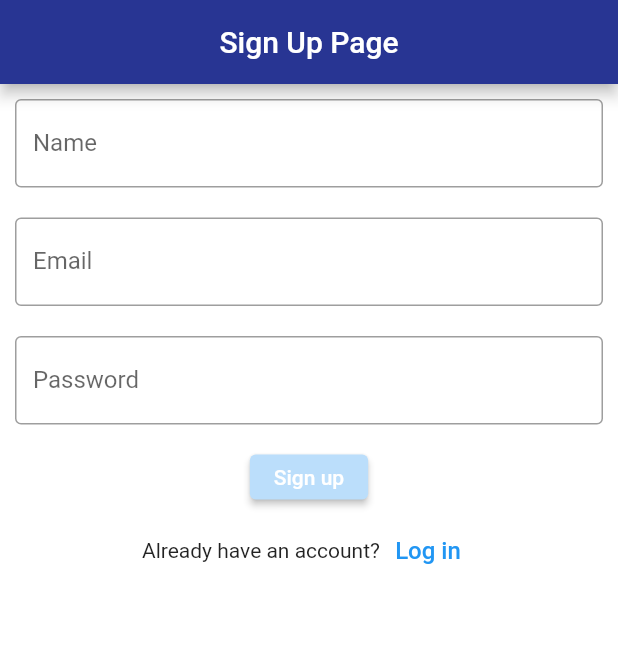
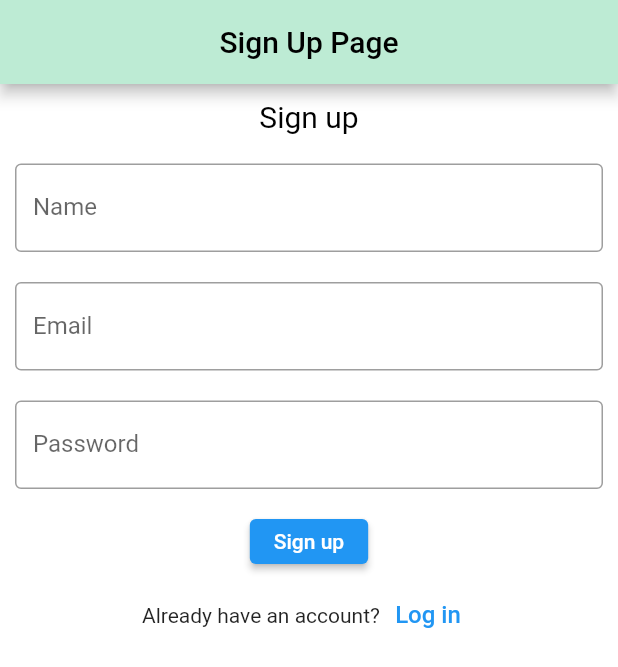
Before and after one commit to HelenMathw/exceptioncaught, a Flutter app: the SignUp screen opened directly, on a phone screen of 412 x 824 dp. Shown: the top 667 px of the screen. Run offline on Flutter 3.47's test engine with Material 2 defaults, Android fonts, the phone set to English and light mode, and no system bars; our stand-ins replace firebase_auth, firebase_core, geocoding, geolocator; missing offline and left inert: dart:js; accounts and stored records are empty.

Commit message:
Update signup.dart

```diff
--- a/app-main/lib/screens/signup.dart
+++ b/app-main/lib/screens/signup.dart
@@ -1,6 +1,9 @@
+import 'package:firebase_auth/firebase_auth.dart';
+import 'package:firebase_core/firebase_core.dart';
 import 'package:flutter/material.dart';
 import 'package:loginfire/screens/home.dart';
 import 'package:loginfire/main.dart';
+import 'package:loginfire/screens/location.dart';
 
 class SignUp extends StatefulWidget {
   @override
@@ -20,15 +23,14 @@ class _SignUpState extends State<SignUp> {
         title: const Center(
           child: Text(
             "Sign Up Page",
-            style: TextStyle(color: Colors.white),
+            style: TextStyle(color: Colors.black),
           ),
         ),
-        backgroundColor: Colors.indigo[800],
+        backgroundColor: Color.fromARGB(255, 189, 235, 212),
       ),
       body: Column(
         mainAxisAlignment: MainAxisAlignment.start,
         children: [
-         /*
           Container(
             alignment: Alignment.center,
             padding: EdgeInsets.all(10.0),
@@ -40,7 +42,7 @@ class _SignUpState extends State<SignUp> {
                 fontSize: 20,
               ),
             ),
-          ),*/
+          ),
           Container(
             padding: EdgeInsets.all(10.0),
             child: TextField(
@@ -76,18 +78,12 @@ class _SignUpState extends State<SignUp> {
             height: 50,
             padding: const EdgeInsets.fromLTRB(10, 10, 10, 10),
             child: ElevatedButton(
-            style: ElevatedButton.styleFrom(
-          backgroundColor: Colors.blue[100], // background (button) color
-          foregroundColor: Colors.white, // foreground (text) color
-  ),
               child: const Text("Sign up"),
               onPressed: () {
-                //print(nameController.text);
-                //print(emailController.text);
-                //print(passwordController.text);
+                FirebaseAuth.instance.createUserWithEmailAndPassword(email: emailController.text, password: passwordController.text);
                 Navigator.push(
                   context,
-                  MaterialPageRoute(builder: (context) => Home()),
+                  MaterialPageRoute(builder: (context) => LocationPage()),
                 );
               },
             ),
@@ -101,6 +97,7 @@ class _SignUpState extends State<SignUp> {
                   style: TextStyle(fontSize: 16),
                 ),
                 onPressed: () {
+
                   Navigator.pushReplacement(
                     context,
                     MaterialPageRoute(builder: (context) => Login()),
```
